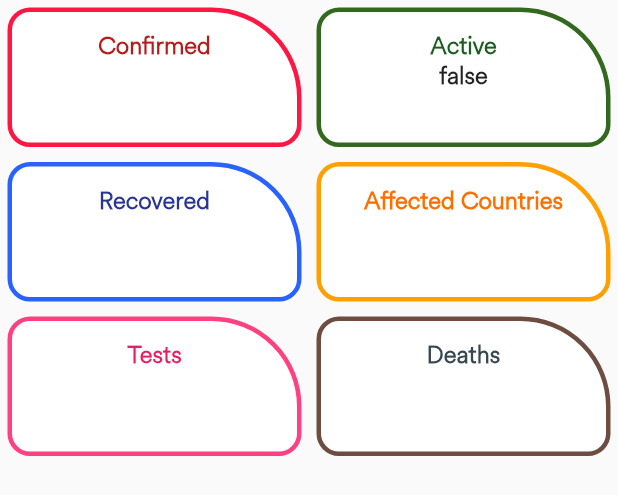
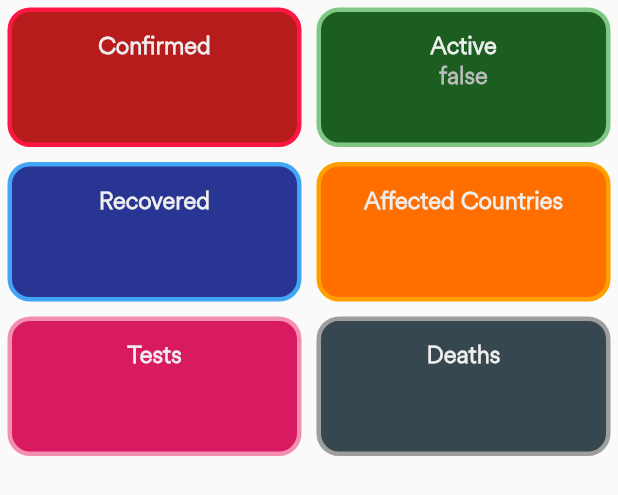
Before and after one commit to sumitvarun/covidtracbook, a Flutter app: the WorldWidePanel widget shown alone on an empty page, opened directly with empty values, on a phone screen of 412 x 824 dp. Shown: the top 495 px of the screen. Run offline on Flutter 3.47's test engine with Material 2 defaults, Android fonts, the phone set to English and light mode, and no system bars; our stand-ins replace carousel_pro, firebase_auth, google_sign_in; accounts and stored records are empty; network calls fail; project files that could hold a hidden picture were left out.

Commit message:
CovidTracBook
This is Covid19 Case Tracker App.
made with flutter.

```diff
--- a/lib/datasource.dart
+++ b/lib/datasource.dart
@@ -4,7 +4,7 @@ import 'package:flutter/material.dart';
 Color primaryBlack = Color(0xff202c3b);
 
 class DataSource{
-  static String quote = 'nothing in life is to be feared, it is only to be understood. Now is the time to understood more, so that we may fear less';
+  static String quote = 'You don’t need to know the whole alphabet of Safety. The A, B, C of it will save you if you follow it: Always Be Careful.';
   static List questionAnswer = [
     {
       'question': 'what is a corona virus?',
--- a/lib/home_page.dart
+++ b/lib/home_page.dart
@@ -56,11 +56,11 @@ class _HomepageState extends State<Homepage> {
               children: <Widget>[
                 Text('Worldwide', style: TextStyle(fontSize: 22,fontWeight: FontWeight.bold),),
                 FlatButton(
-                  color: Colors.grey[400],
+                  color: Colors.grey[800],
                   padding: EdgeInsets.all(10.0),
                     onPressed: () {
                       Navigator.push(context, MaterialPageRoute(builder: (context)=>questionAnswer()));
-                    }, child: Text('Help',style: TextStyle(color:Colors.grey[900],fontWeight: FontWeight.bold),),
+                    }, child: Text('Help',style: TextStyle(color:Colors.grey[300], fontFamily: 'Circular',fontWeight: FontWeight.w600),),
                 ),
               ],
             ),
--- a/lib/panels/worldwidepanel.dart
+++ b/lib/panels/worldwidepanel.dart
@@ -17,44 +17,44 @@ class WorldWidePanel extends StatelessWidget {
         children: <Widget>[
           Statuspanel(
             title: 'Confirmed',
-            panelColor: Colors.white,
-            textColor: Colors.red[900],
+            panelColor: Colors.red[900],
+            textColor: Colors.grey[200],
             borderColor: Colors.redAccent[400],
             count: worldData['cases'].toString(),
           ),
           Statuspanel(
             title: 'Active',
-            panelColor: Colors.white,
-            textColor: Color(0xff1b5e20),
-            borderColor: Color(0xff33691e),
+            panelColor: Color(0xff1b5e20),
+            textColor: Colors.grey[200],
+            borderColor: Colors.green[300],
             count: worldData['active'].toString(),
           ),
           Statuspanel(
             title: 'Recovered',
-            panelColor: Colors.white,
-            textColor: Color(0xff283593),
-            borderColor: Color(0xff2962ff),
+            panelColor: Color(0xff283593),
+            textColor: Colors.grey[200],
+            borderColor: Colors.blue[400],
             count: worldData['recovered'].toString(),
           ),
           Statuspanel(
             title: 'Affected Countries',
-            panelColor: Colors.white,
-            textColor: Colors.amber[900],
+            panelColor: Colors.amber[900],
+            textColor: Colors.grey[200],
             borderColor: Colors.amber[700],
             count: worldData['affectedCountries'].toString(),
           ),
           Statuspanel(
             title: 'Tests',
-            panelColor: Colors.white,
-            textColor: Colors.pink,
-            borderColor: Colors.pinkAccent,
+            panelColor: Colors.pink[600],
+            textColor: Colors.grey[200],
+            borderColor: Colors.pink[200],
             count: worldData['tests'].toString(),
           ),
           Statuspanel(
             title: 'Deaths',
-            panelColor: Colors.white,
-            textColor: Colors.blueGrey[800],
-            borderColor: Colors.brown[600],
+            panelColor: Colors.blueGrey[800],
+            textColor: Colors.grey[200],
+            borderColor: Colors.grey[500],
             count: worldData['deaths'].toString(),
           ),
         ],
@@ -84,7 +84,7 @@ class Statuspanel extends StatelessWidget {
           color: borderColor,
           width: 3,
         ),
-        borderRadius: BorderRadius.only(topRight: Radius.circular(60.0),bottomLeft: Radius.circular(15.0),topLeft: Radius.circular(15.0),bottomRight: Radius.circular(15.0)),
+        borderRadius: BorderRadius.only(topRight: Radius.circular(15.0),bottomLeft: Radius.circular(15.0),topLeft: Radius.circular(15.0),bottomRight: Radius.circular(15.0)),
       ),
       margin: EdgeInsets.all(5.0),
       padding: EdgeInsets.all(12.0),
@@ -93,7 +93,7 @@ class Statuspanel extends StatelessWidget {
 
       child: Column(
         children: <Widget>[
-          Text(title,style: TextStyle(fontWeight: FontWeight.bold,fontSize:16,color: textColor),),Text(count,style: TextStyle(fontWeight: FontWeight.bold,fontSize: 16),),
+          Text(title,style: TextStyle(fontWeight: FontWeight.bold,fontSize:16,color: textColor),),Text(count,style: TextStyle(fontWeight: FontWeight.bold,fontSize: 16,color: Colors.grey[400]),),
         ],
       ),
     );
--- a/lib/question.dart
+++ b/lib/question.dart
@@ -15,12 +15,12 @@ class questionAnswer extends StatelessWidget {
           title: Text('Covidtracbook'),
         ),
         body: Container(
-          color: Colors.grey[900],
+          color: Colors.white,
           child: ListView.builder(
                 itemCount:  List(8).length,
               itemBuilder: (context,index){
-            return ExpansionTile(title: Text(DataSource.questionAnswer[index]["question"],style: TextStyle(color: Colors.grey[100]),),children: [
-              Text(DataSource.questionAnswer[index]['answer'],style: TextStyle(color: Colors.white70),)
+            return ExpansionTile(title: Text(DataSource.questionAnswer[index]["question"],style: TextStyle(color: Colors.grey[900],fontFamily: 'Circular',fontWeight: FontWeight.bold),),children: [
+              Text(DataSource.questionAnswer[index]['answer'],style: TextStyle(color: Colors.grey[900],fontFamily: 'Circular',fontWeight: FontWeight.w500),)
             ],);
           }),
         )
```
Also changed, not shown: pubspec.yaml (+9 -2 lines), lib/fonts/Exo2-Light.ttf (added), lib/fonts/Mojita.ttf (added), lib/fonts/OpenSans-Italic.ttf (added), lib/fonts/Pacifico-Regular.ttf (added), 1 other file.
